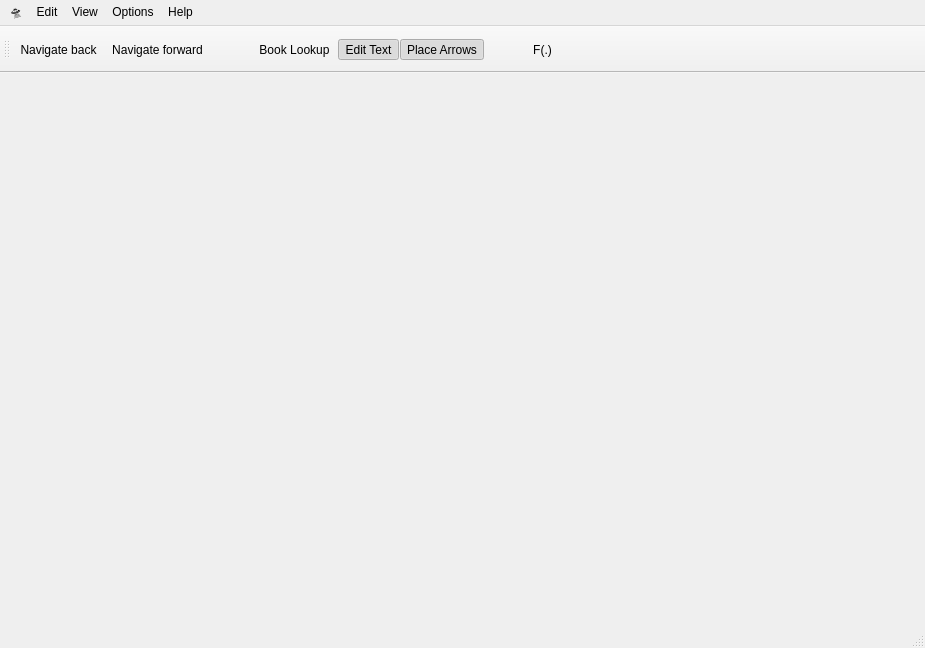
enjoysmath/abstract-spacecraft, file ui/mainwindow.ui: the form before one commit.
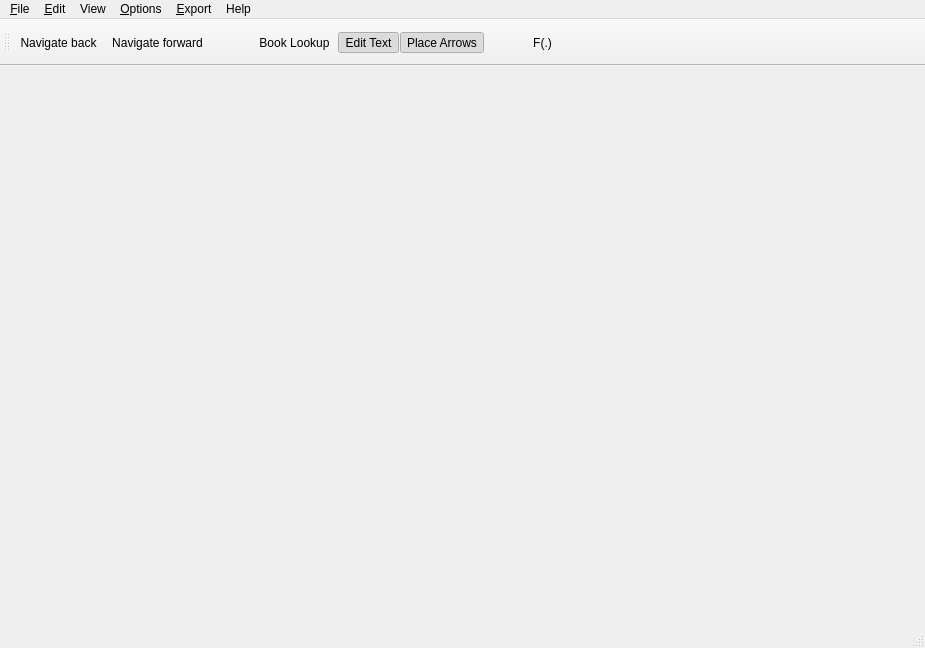
The form after the commit. Icons and pictures are not drawn.

The edit to the form file:
```diff
--- a/ui/mainwindow.ui
+++ b/ui/mainwindow.ui
@@ -29,7 +29,7 @@
    </property>
    <widget class="QMenu" name="menuEdit">
     <property name="title">
-     <string>Edit</string>
+     <string>&amp;Edit</string>
     </property>
     <addaction name="actionUndo"/>
     <addaction name="actionRedo"/>
@@ -46,7 +46,7 @@
    </widget>
    <widget class="QMenu" name="menuOptions">
     <property name="title">
-     <string>Options</string>
+     <string>&amp;Options</string>
     </property>
     <addaction name="actionApplication_font"/>
     <addaction name="actionCollision_response"/>
@@ -54,7 +54,7 @@
    </widget>
    <widget class="QMenu" name="menu">
     <property name="title">
-     <string>🛸</string>
+     <string>&amp;File</string>
     </property>
     <addaction name="actionNew_Window"/>
     <addaction name="actionNew_Tab"/>
@@ -72,10 +72,16 @@
     </property>
     <addaction name="actionGraphics_Debugger"/>
    </widget>
+   <widget class="QMenu" name="menu_Export">
+    <property name="title">
+     <string>&amp;Export</string>
+    </property>
+   </widget>
    <addaction name="menu"/>
    <addaction name="menuEdit"/>
    <addaction name="menuView"/>
    <addaction name="menuOptions"/>
+   <addaction name="menu_Export"/>
    <addaction name="menuHelp"/>
   </widget>
   <widget class="QStatusBar" name="statusbar"/>
@@ -366,7 +372,7 @@
   </action>
   <action name="blankSpace">
    <property name="text">
-    <string>   </string>
+    <string/>
    </property>
   </action>
   <action name="blankSpace_2">
```
Left out of the diff: 39 changed lines with no effect on the pictures.
